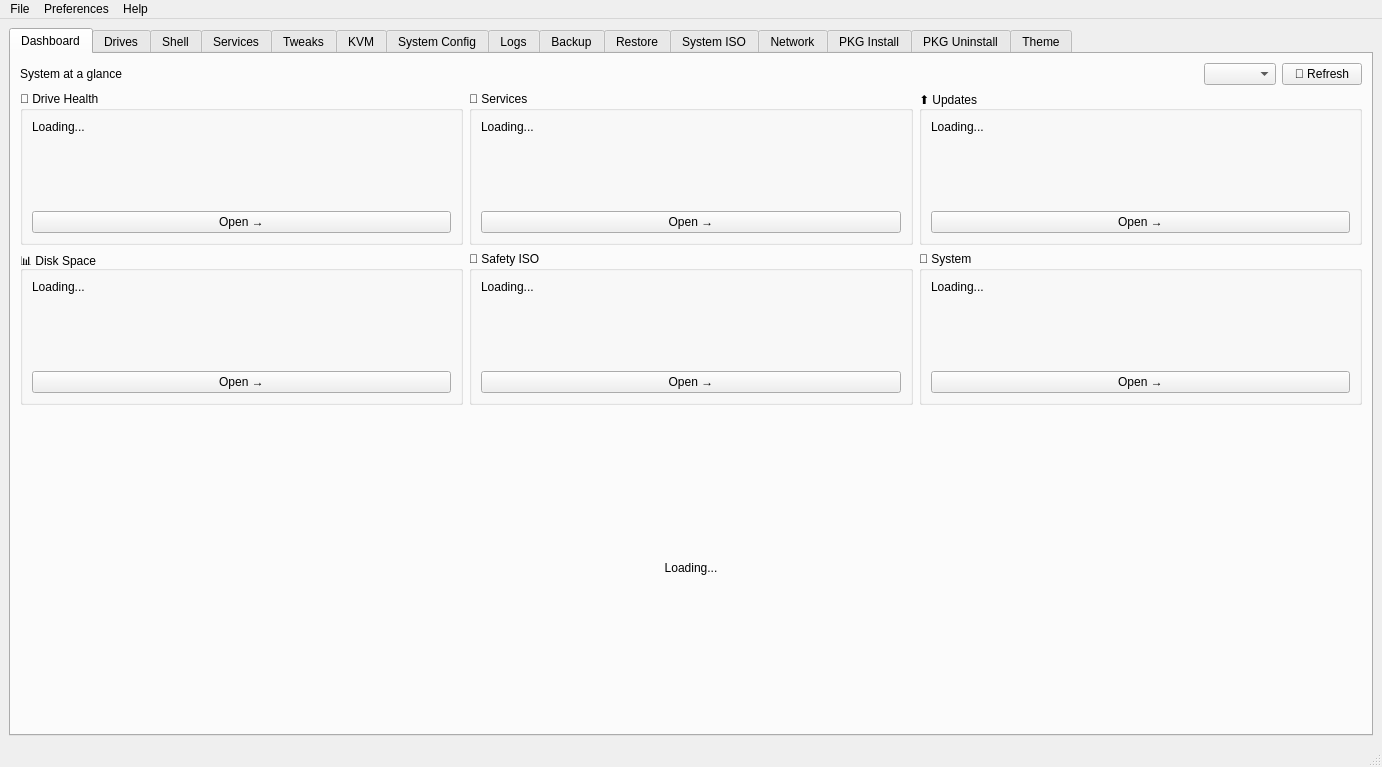
The window that mainwindow.ui (XetalEngine/CachyOsTools) describes before a commit, drawn with Qt 5.
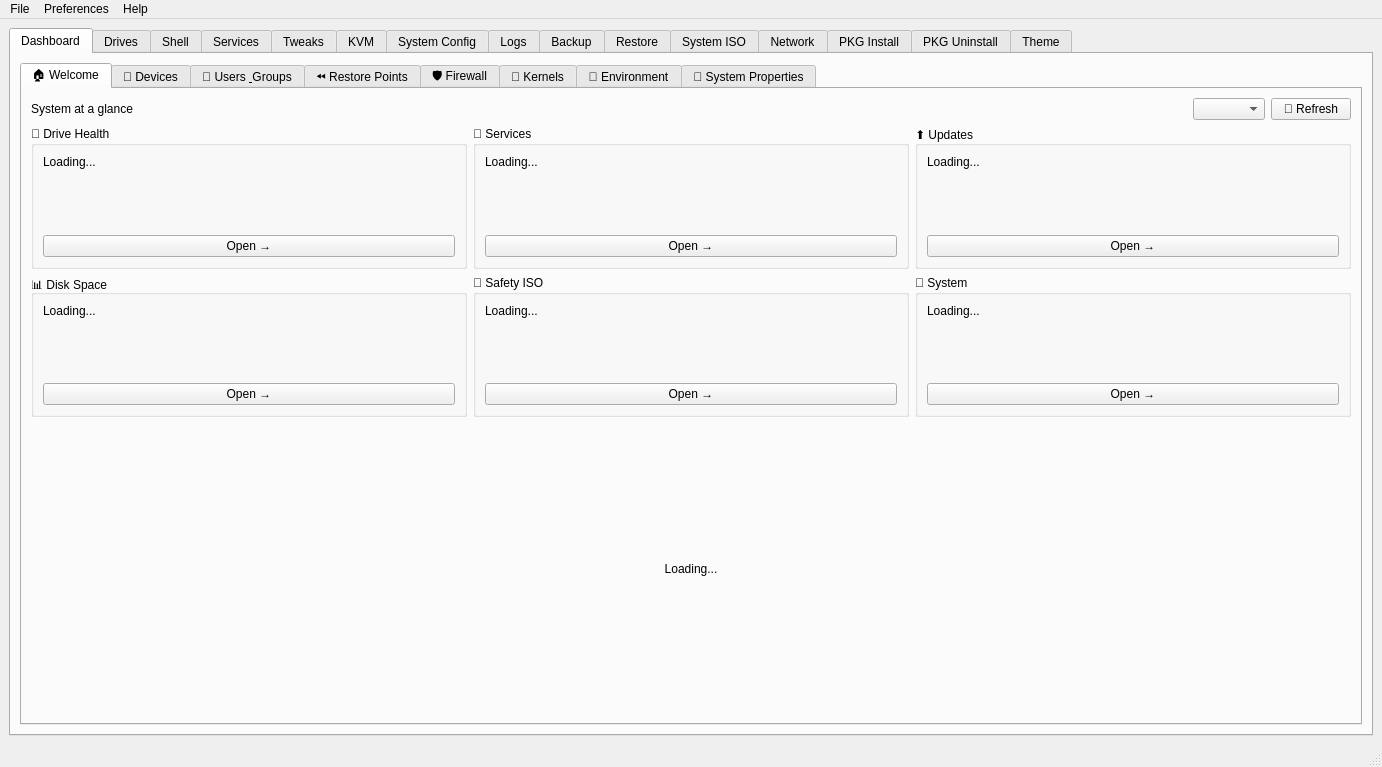
The same window after the commit. The open tabs and pages were chosen to show the change.

Commit message: Dashboard Upgrade

```diff
--- a/mainwindow.ui
+++ b/mainwindow.ui
@@ -24,7 +24,14 @@
        <attribute name="title">
         <string>Dashboard</string>
        </attribute>
-       <layout class="QVBoxLayout" name="verticalLayout_dashboard">
+       <layout class="QVBoxLayout" name="verticalLayout_dashOuter">
+        <item>
+         <widget class="QTabWidget" name="dashSubTabs">
+          <widget class="QWidget" name="welcomeSubTab">
+           <attribute name="title">
+            <string>🏠 Welcome</string>
+           </attribute>
+           <layout class="QVBoxLayout" name="verticalLayout_dashboard">
         <item>
          <layout class="QHBoxLayout" name="dashTopLayout">
           <item>
@@ -258,6 +265,45 @@
             <height>52</height>
            </size>
           </property>
+         </widget>
+        </item>
+       </layout>
+          </widget>
+          <widget class="QWidget" name="deviceManagerSubTab">
+           <attribute name="title">
+            <string>🔌 Devices</string>
+           </attribute>
+          </widget>
+          <widget class="QWidget" name="usersGroupsSubTab">
+           <attribute name="title">
+            <string>👥 Users &amp; Groups</string>
+           </attribute>
+          </widget>
+          <widget class="QWidget" name="restorePointsSubTab">
+           <attribute name="title">
+            <string>⏪ Restore Points</string>
+           </attribute>
+          </widget>
+          <widget class="QWidget" name="firewallSubTab">
+           <attribute name="title">
+            <string>🛡️ Firewall</string>
+           </attribute>
+          </widget>
+          <widget class="QWidget" name="kernelManagerSubTab">
+           <attribute name="title">
+            <string>🧬 Kernels</string>
+           </attribute>
+          </widget>
+          <widget class="QWidget" name="envVarsSubTab">
+           <attribute name="title">
+            <string>🌱 Environment</string>
+           </attribute>
+          </widget>
+          <widget class="QWidget" name="systemPropsSubTab">
+           <attribute name="title">
+            <string>🪪 System Properties</string>
+           </attribute>
+          </widget>
          </widget>
         </item>
        </layout>
```
The commit also changes 13 other files.
